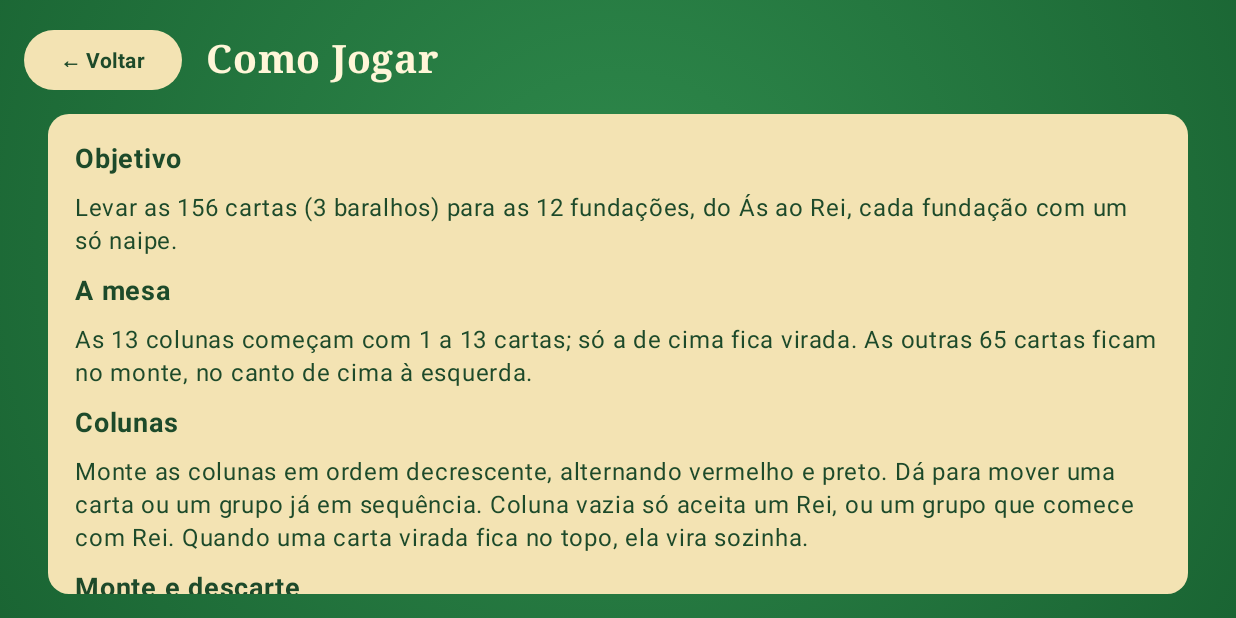
After one commit to decoarc/MPassiencia, an Android app built with Jetpack Compose: the composable RulesScreen shown on its own in the app's theme, on a phone screen of 824 x 412 dp (held sideways). The commit adds this screen. Run offline under Robolectric (Android 15) with nearby library versions, the phone set to English and light mode, and no system bars.

Commit message:
feat(app): vitória, como jogar e opções

```diff
--- /dev/null
+++ b/app/src/main/kotlin/io/github/decarc/mpaciencia/ui/rules/RulesScreen.kt
@@ -0,0 +1,72 @@
+package io.github.decarc.mpaciencia.ui.rules
+
+import androidx.compose.foundation.background
+import androidx.compose.foundation.layout.Arrangement
+import androidx.compose.foundation.layout.Box
+import androidx.compose.foundation.layout.Column
+import androidx.compose.foundation.layout.Row
+import androidx.compose.foundation.layout.WindowInsets
+import androidx.compose.foundation.layout.displayCutout
+import androidx.compose.foundation.layout.fillMaxSize
+import androidx.compose.foundation.layout.padding
+import androidx.compose.foundation.layout.widthIn
+import androidx.compose.foundation.layout.windowInsetsPadding
+import androidx.compose.foundation.rememberScrollState
+import androidx.compose.foundation.shape.RoundedCornerShape
+import androidx.compose.foundation.verticalScroll
+import androidx.compose.material3.Button
+import androidx.compose.material3.ButtonDefaults
+import androidx.compose.material3.Text
+import androidx.compose.runtime.Composable
+import androidx.compose.ui.Alignment
+import androidx.compose.ui.Modifier
+import androidx.compose.ui.platform.testTag
+import androidx.compose.ui.res.stringResource
+import androidx.compose.ui.text.font.FontFamily
+import androidx.compose.ui.text.font.FontWeight
+import androidx.compose.ui.unit.dp
+import androidx.compose.ui.unit.sp
+import io.github.decarc.mpaciencia.R
+import io.github.decarc.mpaciencia.ui.theme.Cream
+import io.github.decarc.mpaciencia.ui.theme.Ink
+import io.github.decarc.mpaciencia.ui.theme.TitleCream
+import io.github.decarc.mpaciencia.ui.theme.feltBackground
+
+/** Cabeçalho comum às telas secundárias: botão Voltar e título. */
+@Composable
+fun ScreenHeader(title: String, onBack: () -> Unit) {
+    Row(verticalAlignment = Alignment.CenterVertically, horizontalArrangement = Arrangement.spacedBy(16.dp)) {
+        Button(
+            onClick = onBack,
+            colors = ButtonDefaults.buttonColors(containerColor = Cream, contentColor = Ink),
+            modifier = Modifier.testTag("back"),
+        ) { Text("← " + stringResource(R.string.back), fontWeight = FontWeight.Bold) }
+        Text(title, color = TitleCream, fontFamily = FontFamily.Serif, fontWeight = FontWeight.Bold, fontSize = 26.sp)
+    }
+}
+
+@Composable
+fun RulesScreen(onBack: () -> Unit) {
+    val sections = listOf(
+        R.string.rules_goal_title to R.string.rules_goal,
+        R.string.rules_table_title to R.string.rules_table,
+        R.string.rules_columns_title to R.string.rules_columns,
+        R.string.rules_stock_title to R.string.rules_stock,
+        R.string.rules_play_title to R.string.rules_play,
+    )
+    Box(Modifier.fillMaxSize().feltBackground().windowInsetsPadding(WindowInsets.displayCutout)) {
+        Column(Modifier.fillMaxSize().padding(16.dp)) {
+            ScreenHeader(stringResource(R.string.rules_title), onBack)
+            Column(
+                Modifier.padding(top = 12.dp).widthIn(max = 760.dp).align(Alignment.CenterHorizontally)
+                    .background(Cream, RoundedCornerShape(14.dp)).verticalScroll(rememberScrollState()).padding(18.dp),
+                verticalArrangement = Arrangement.spacedBy(10.dp),
+            ) {
+                sections.forEach { (title, body) ->
+                    Text(stringResource(title), color = Ink, fontWeight = FontWeight.Bold, fontSize = 18.sp)
+                    Text(stringResource(body), color = Ink, fontSize = 16.sp, lineHeight = 22.sp)
+                }
+            }
+        }
+    }
+}
--- a/app/src/main/res/values/strings.xml
+++ b/app/src/main/res/values/strings.xml
@@ -36,6 +36,38 @@
     <string name="discard">Descartar</string>
     <string name="back">Voltar</string>
 
+    <!-- Vitória -->
+    <string name="win_title">Você venceu!</string>
+    <string name="win_points">Pontos: %1$d</string>
+    <string name="win_moves">Movimentos: %1$d</string>
+    <string name="win_time">Tempo: %1$s</string>
+    <string name="win_game">Jogo #%1$d · %2$s</string>
+    <string name="mode_short_one">Vira 1</string>
+    <string name="mode_short_three">Vira 3</string>
+    <string name="win_menu">Menu</string>
+
+    <!-- Como Jogar -->
+    <string name="rules_title">Como Jogar</string>
+    <string name="rules_goal_title">Objetivo</string>
+    <string name="rules_goal">Levar as 156 cartas (3 baralhos) para as 12 fundações, do Ás ao Rei, cada fundação com um só naipe.</string>
+    <string name="rules_table_title">A mesa</string>
+    <string name="rules_table">As 13 colunas começam com 1 a 13 cartas; só a de cima fica virada. As outras 65 cartas ficam no monte, no canto de cima à esquerda.</string>
+    <string name="rules_columns_title">Colunas</string>
+    <string name="rules_columns">Monte as colunas em ordem decrescente, alternando vermelho e preto. Dá para mover uma carta ou um grupo já em sequência. Coluna vazia só aceita um Rei, ou um grupo que comece com Rei. Quando uma carta virada fica no topo, ela vira sozinha.</string>
+    <string name="rules_stock_title">Monte e descarte</string>
+    <string name="rules_stock">Toque no monte para virar 1 carta (ou 3, no modo difícil). Só a carta de cima do descarte pode ser jogada. Quando o monte acaba, toque nele de novo para recomeçar; não há limite de voltas.</string>
+    <string name="rules_play_title">Jogando</string>
+    <string name="rules_play">Toque numa carta para mandá-la ao melhor lugar, ou arraste-a até onde quiser. Use Desfazer quantas vezes precisar. A Dica mostra, com um contorno amarelo, uma jogada útil. Quando todas as cartas estiverem viradas e o monte vazio, aparece o botão Terminar, que leva tudo para as fundações.</string>
+
+    <!-- Opções -->
+    <string name="settings_title">Opções</string>
+    <string name="settings_default_mode">Modo dos novos jogos</string>
+    <string name="settings_sound">Som</string>
+    <string name="settings_speed">Velocidade das animações</string>
+    <string name="speed_normal">Normal</string>
+    <string name="speed_fast">Rápida</string>
+    <string name="speed_off">Desligada</string>
+
     <!-- Menu da partida -->
     <string name="exit_to_menu">Sair para o menu</string>
 </resources>
```
Also changed, not shown: app/src/main/kotlin/io/github/decarc/mpaciencia/App.kt (+7 -15 lines), app/src/main/kotlin/io/github/decarc/mpaciencia/ui/game/GameScreen.kt (+16 -0 lines), app/src/main/kotlin/io/github/decarc/mpaciencia/ui/game/WinOverlay.kt (added, +111 -0 lines), app/src/main/kotlin/io/github/decarc/mpaciencia/ui/settings/SettingsScreen.kt (added, +112 -0 lines), 4 other files.
